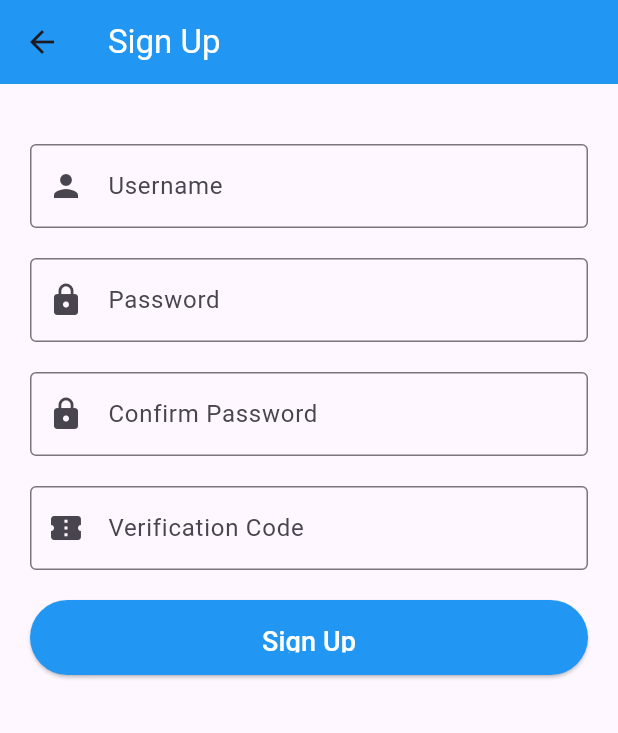
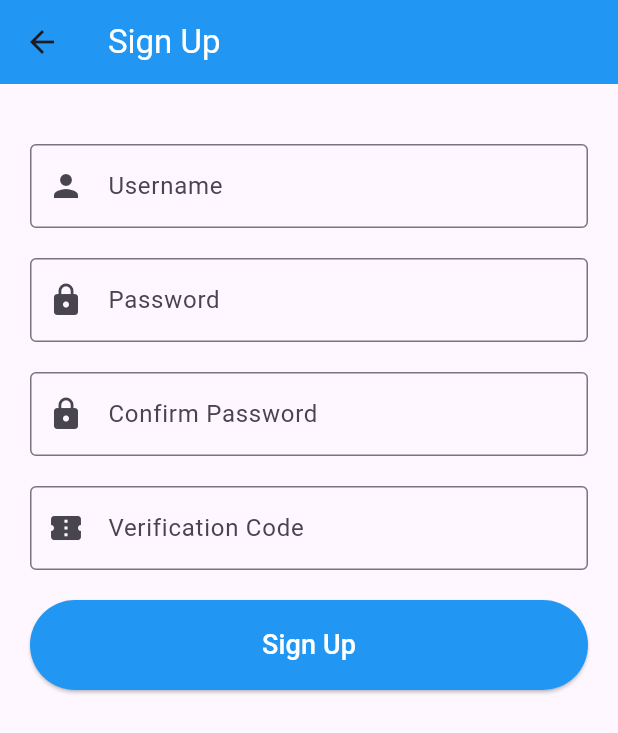
Before and after one commit to yanlkm/chat-app-front, a Flutter app: the screen it shows after launch, after a tap on "Sign Up", on a phone screen of 412 x 824 dp. Shown: the top 733 px of the screen. Run offline on Flutter 3.47's test engine with Material 3 defaults, Android fonts, the phone set to English and light mode, and no system bars; our stand-ins replace dio, either_dart, equatable, flutter_bloc, flutter_dotenv, flutter_secure_storage and 1 more; accounts and stored records are empty; network calls fail.

Commit message:
refactoring : welcome and base pages refactoring

```diff
--- a/lib/controllers/user/user_controller.dart
+++ b/lib/controllers/user/user_controller.dart
@@ -1,5 +1,4 @@
 import 'package:flutter/foundation.dart';
-import 'package:flutter/material.dart';
 import 'package:my_app/services/user/user_service.dart';
 
 import '../../models/user.dart';
--- a/lib/presentation/_widgets/admin/admin_room_widget.dart
+++ b/lib/presentation/_widgets/admin/admin_room_widget.dart
@@ -13,7 +13,7 @@ class RoomWidget extends StatelessWidget {
   final Map<String, String?> selectedHashtag;
 
   const RoomWidget({
-    Key? key,
+    super.key,
     required this.roomNameController,
     required this.roomDescriptionController,
     required this.hashtagControllers,
@@ -23,14 +23,13 @@ class RoomWidget extends StatelessWidget {
     required this.onRemoveHashtagFromRoom,
     required this.selectHashtag,
     required this.selectedHashtag,
-  }) : super(key: key);
+  });
 
 
   @override
   Widget build(BuildContext context) {
     return Column(
       children: [
-        const Divider(color: Colors.blue, thickness: 3),
         const SizedBox(height: 10),
         const Text(
           'Room Management',
--- a/lib/presentation/_widgets/admin/admin_user_widget.dart
+++ b/lib/presentation/_widgets/admin/admin_user_widget.dart
@@ -26,7 +26,6 @@ class UserWidget extends StatelessWidget {
 
     return Column(
       children: [
-        const Divider(color: Colors.blue, thickness: 3),
         const SizedBox(height: 10),
         const Text(
           'User Management',
--- a/lib/presentation/_widgets/authentication/sign_in/sign_in_button_widget.dart
+++ b/lib/presentation/_widgets/authentication/sign_in/sign_in_button_widget.dart
@@ -10,13 +10,14 @@ class SignInButton extends StatelessWidget {
     return ElevatedButton(
       onPressed: onPressed,
       style: ElevatedButton.styleFrom(
-        fixedSize: const Size(100, 50),
-        backgroundColor: Colors.blue,
+        fixedSize: const Size(120, 60),
+        backgroundColor: Colors.white,
+        side : const BorderSide(color: Colors.blue, width: 2),
         padding: const EdgeInsets.all(15),
       ),
       child: const Text(
         'Sign In',
-        style: TextStyle(fontSize: 18, color: Colors.white),
+        style: TextStyle(fontSize: 18, color: Colors.blue),
       ),
     );
   }
--- a/lib/presentation/_widgets/authentication/sign_up/sign_up_button_widget.dart
+++ b/lib/presentation/_widgets/authentication/sign_up/sign_up_button_widget.dart
@@ -10,7 +10,7 @@ class SignUpButton extends StatelessWidget {
     return ElevatedButton(
       onPressed: onPressed,
       style: ElevatedButton.styleFrom(
-        fixedSize: const Size(100, 50),
+        fixedSize: const Size(120, 60),
         backgroundColor: Colors.blue,
         padding: const EdgeInsets.all(15),
       ),
--- a/lib/presentation/_widgets/home/page_content.dart
+++ b/lib/presentation/_widgets/home/page_content.dart
@@ -60,6 +60,7 @@ class PageContent extends StatelessWidget {
       ),
         if (isAdmin)
           AdminPage(
+            logoutController: logoutController,
             userController: userController,
             roomController: roomController,
             adminRoomNotifier: adminRoomNotifier,
--- a/lib/presentation/cubits/authentication/sign_up/sign_up_cubit.dart
+++ b/lib/presentation/cubits/authentication/sign_up/sign_up_cubit.dart
@@ -1,13 +1,42 @@
 import 'package:flutter_bloc/flutter_bloc.dart';
 import 'package:flutter/material.dart';
 import '../../../../controllers/authentification/register_controller.dart';
+import '../../../../models/user.dart';
+import '../../../../models/utils/error.dart';
 
-class SignUpCubit extends Cubit<void> {
+abstract class SignUpState {}
+
+class SignUpInitial extends SignUpState {
+  SignUpInitial();
+}
+
+class SignUpLoading extends SignUpState {
+  SignUpLoading();
+}
+
+class SignUpLoaded extends SignUpState {
+  SignUpLoaded();
+}
+
+class SignUpSuccess extends SignUpState {
+  final User user;
+  final String message;
+
+  SignUpSuccess(this.user, this.message);
+}
+
+class SignUpError extends SignUpState {
+  final String message;
+
+  SignUpError(this.message);
+}
+
+class SignUpCubit extends Cubit<SignUpState> {
   final RegisterController registerController;
 
-  SignUpCubit({required this.registerController}) : super(null);
+  SignUpCubit(super.initialState, {required this.registerController}) ;
 
-  void register(BuildContext context, String username, String password, String passwordConfirmation, String code) {
+  void register(BuildContext context, String username, String password, String passwordConfirmation, String code) async {
     if (username.isEmpty || password.isEmpty || code.isEmpty) {
       ScaffoldMessenger.of(context).showSnackBar(
         const SnackBar(content: Text('Please fill in all fields.')),
@@ -21,7 +50,17 @@ class SignUpCubit extends Cubit<void> {
       );
       return;
     }
+    final response = await registerController.register(
+        context, username, password, code);
 
-    registerController.register(context, username, password, code);
+    if (response is User) {
+      emit(SignUpSuccess(response, 'User registered successfully. You can now sign in.'));
+    } else
+    if(response is ErrorResponse) {
+      {
+        emit(SignUpError(response.error));
+      }
+    }
+
   }
 }
--- a/lib/presentation/cubits/profile/profile_cubit.dart
+++ b/lib/presentation/cubits/profile/profile_cubit.dart
@@ -5,10 +5,12 @@ import '../../../models/user.dart';
 
 abstract class ProfileState {}
 
-class ProfileInitial extends ProfileState {}
+class ProfileInitial extends ProfileState {
+  ProfileInitial();
+}
 
 class ProfileLoading extends ProfileState {
-
+ProfileLoading();
 }
 
 class ProfileLoaded extends ProfileState {
--- a/lib/presentation/pages/admin/admin_page.dart
+++ b/lib/presentation/pages/admin/admin_page.dart
@@ -1,6 +1,7 @@
 import 'package:flutter/material.dart';
 import 'package:flutter_bloc/flutter_bloc.dart';
 import 'package:my_app/presentation/cubits/admin/admin_code_cubit.dart';
+import '../../../controllers/authentification/logout_controller.dart';
 import '../../../controllers/room/room_controller.dart';
 import '../../../controllers/user/user_controller.dart';
 import '../../../models/room.dart';
@@ -10,6 +11,7 @@ import '../../cubits/admin/admin_users_cubit.dart';
 import '../../views/admin/admin_view.dart';
 
 class AdminPage extends StatelessWidget {
+  final LogoutController logoutController;
   final UserController userController;
   final RoomController roomController;
   final ValueNotifier<List<Room>> adminRoomNotifier;
@@ -27,6 +29,7 @@ class AdminPage extends StatelessWidget {
     required this.selectedUserNotifier,
     required this.userFoundNotifier,
     required this.userNotifier,
+    required this.logoutController,
   }) ;
 
   @override
@@ -46,6 +49,7 @@ class AdminPage extends StatelessWidget {
         ),
       ],
       child: AdminView(
+        logoutController: logoutController,
         adminRoomNotifier: adminRoomNotifier,
         userNotifier: userNotifier,
         selectedUserNotifier: selectedUserNotifier,
--- a/lib/presentation/pages/authentication/sign_in/sign_in_page.dart
+++ b/lib/presentation/pages/authentication/sign_in/sign_in_page.dart
@@ -16,7 +16,9 @@ class SignInPage extends StatelessWidget {
   @override
   Widget build(BuildContext context) {
     return BlocProvider(
-      create: (_) => SignInCubit(loginController: loginController),
+      create: (_) => SignInCubit(
+          SignInInitial(),
+          loginController: loginController),
       child: Scaffold(
         appBar: AppBar(
           title: const Text(
--- a/lib/presentation/pages/authentication/sign_up/sign_up_page.dart
+++ b/lib/presentation/pages/authentication/sign_up/sign_up_page.dart
@@ -18,7 +18,10 @@ class SignUpPage extends StatelessWidget {
   @override
   Widget build(BuildContext context) {
     return BlocProvider(
-      create: (_) => SignUpCubit(registerController: registerController),
+      create: (_) => SignUpCubit(
+        SignUpInitial(),
+        registerController: registerController,
+      ),
       child: Scaffold(
         appBar: AppBar(
           title: const Text(
@@ -34,15 +37,6 @@ class SignUpPage extends StatelessWidget {
               passwordController: _passwordController,
               passwordConfirmationController: _passwordConfirmationController,
               codeController: _codeController,
-              onSignUpPressed: () {
-                context.read<SignUpCubit>().register(
-                  context,
-                  _usernameController.text,
-                  _passwordController.text,
-                  _passwordConfirmationController.text,
-                  _codeController.text,
-                );
-              },
             );
           },
         ),
--- a/lib/presentation/pages/home/welcome/welcome_page.dart
+++ b/lib/presentation/pages/home/welcome/welcome_page.dart
@@ -9,7 +9,14 @@ class WelcomePage extends StatelessWidget {
   Widget build(BuildContext context) {
     return Scaffold(
       appBar: AppBar(
-        title: const Text('Welcome to Chat App'),
+        title: const Text('Welcome to Chat App',
+          style: TextStyle(
+            color: Colors.white,
+            fontSize: 20,
+            fontWeight: FontWeight.bold,
+          ),
+          strutStyle: StrutStyle(height: 1.5),
+        ),
         centerTitle: true,
         backgroundColor: Colors.blueAccent,
         elevation: 0, // No shadow
--- a/lib/presentation/views/authentication/sign_up/sign_up_view.dart
+++ b/lib/presentation/views/authentication/sign_up/sign_up_view.dart
@@ -1,18 +1,17 @@
 import 'package:flutter/material.dart';
-
+import 'package:flutter_bloc/flutter_bloc.dart';
 import '../../../_widgets/authentication/sign_in/password_input_widget.dart';
 import '../../../_widgets/authentication/sign_in/username_input_widget.dart';
 import '../../../_widgets/authentication/sign_up/code_input_widget.dart';
 import '../../../_widgets/authentication/sign_up/password_confirmation_input_widget.dart';
 import '../../../_widgets/authentication/sign_up/sign_up_button_widget.dart';
-
+import '../../../cubits/authentication/sign_up/sign_up_cubit.dart';
 
 class SignUpView extends StatelessWidget {
   final TextEditingController usernameController;
   final TextEditingController passwordController;
   final TextEditingController passwordConfirmationController;
   final TextEditingController codeController;
-  final VoidCallback onSignUpPressed;
 
   const SignUpView({
     super.key,
@@ -20,12 +19,35 @@ class SignUpView extends StatelessWidget {
     required this.passwordController,
     required this.passwordConfirmationController,
     required this.codeController,
-    required this.onSignUpPressed,
   });
 
   @override
   Widget build(BuildContext context) {
-    return SingleChildScrollView(
+    return BlocConsumer<SignUpCubit, SignUpState>(
+      listener: (context, state) {
+        // Display success message or handle errors
+        if (state is SignUpSuccess) {
+          // clean up the text fields
+          usernameController.clear();
+          passwordController.clear();
+          passwordConfirmationController.clear();
+          codeController.clear();
+          // Display a success message
+          ScaffoldMessenger.of(context).showSnackBar(
+            SnackBar(content: Text(state.message)),
+          );
+          // push to the sign in page
+          Navigator.pushNamed(context, '/signing');
+        } else if (state is SignUpError) {
+          // Error handling with a red Scaffold will be done in the builder
+          ScaffoldMessenger.of(context).showSnackBar(
+            SnackBar(content: Text(state.message), backgroundColor: Colors.red),
+          );
+        }
+      },
+      builder: (context, state) {
+        return Scaffold(
+          body: SingleChildScrollView(
             padding: const EdgeInsets.all(20.0),
             child: Column(
               crossAxisAlignment: CrossAxisAlignment.stretch,
@@ -35,13 +57,31 @@ class SignUpView extends StatelessWidget {
                 const SizedBox(height: 20.0),
                 PasswordTextField(passwordController: passwordController),
                 const SizedBox(height: 20.0),
-          PasswordConfirmationTextField(passwordConfirmationController: passwordConfirmationController),
+                PasswordConfirmationTextField(
+                  passwordConfirmationController: passwordConfirmationController,
+                ),
                 const SizedBox(height: 20.0),
                 CodeTextField(codeController: codeController),
                 const SizedBox(height: 20.0),
-          SignUpButton(onPressed: onSignUpPressed),
+                if (state is SignUpLoading)
+                  const Center(child: CircularProgressIndicator()),
+                if (state is! SignUpLoading)
+                  SignUpButton(
+                    onPressed: () {
+                      context.read<SignUpCubit>().register(
+                        context,
+                        usernameController.text,
+                        passwordController.text,
+                        passwordConfirmationController.text,
+                        codeController.text,
+                      );
+                    },
+                  ),
               ],
             ),
+          ),
+        );
+      },
     );
   }
 }
```
Also changed, not shown: lib/controllers/authentification/login_controller.dart (+5 -32 lines), lib/controllers/authentification/register_controller.dart (+3 -21 lines), lib/presentation/cubits/authentication/sign_in/sign_in_cubit.dart (+40 -4 lines), lib/presentation/views/admin/admin_view.dart (+41 -40 lines), lib/presentation/views/authentication/sign_in/sign_in_view.dart (+51 -2 lines). Lines whose indentation alone changed are shown as unchanged.
